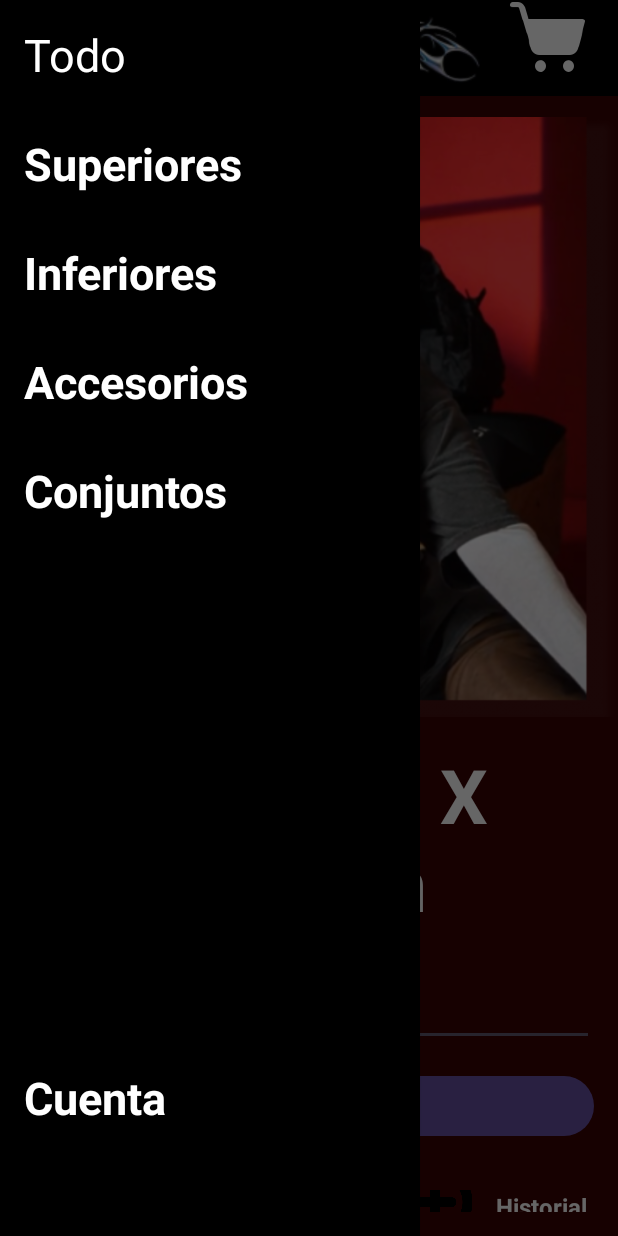
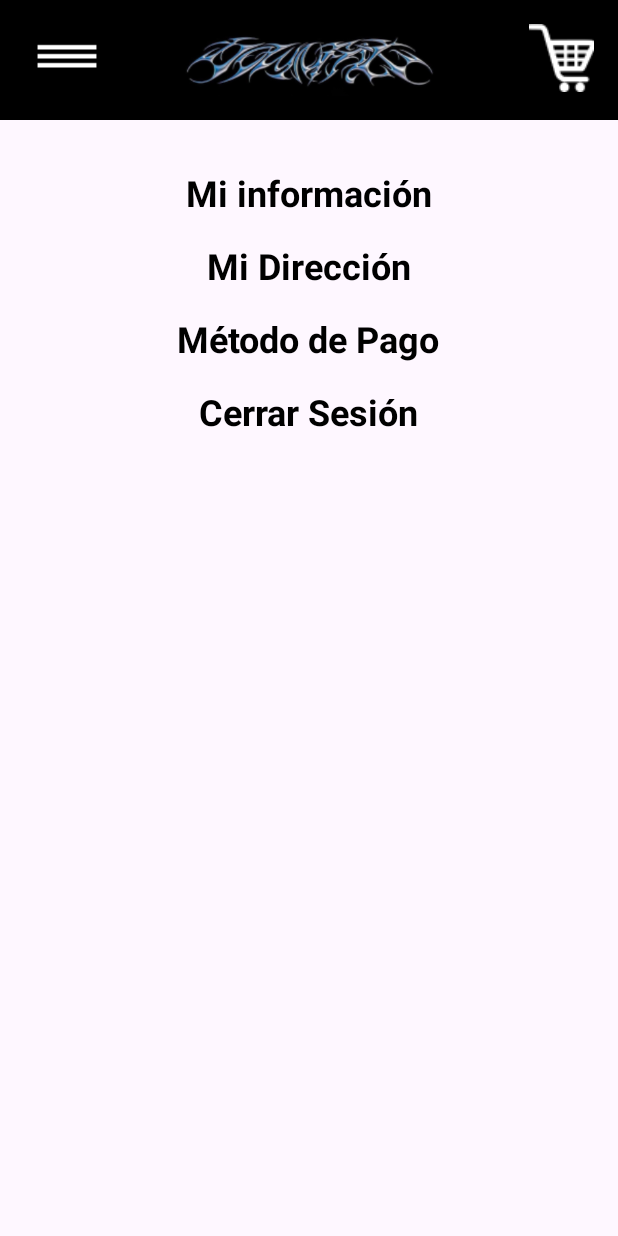
Before and after one commit to CristoVazqVil/XKBAM-App, an Android app: the MenuPrincipal screen opened directly, with no data from a screen before it, after a tap on "Cuenta", on a phone screen of 412 x 824 dp. Run offline under Robolectric (Android 15) with nearby library versions, the phone set to English and light mode, and no system bars; 3 other taps on this screen came first.

Commit message:
agregar método de pago

```diff
--- a/app/src/main/java/com/example/xkbam/main/DetallesDireccionesActivity.java
+++ b/app/src/main/java/com/example/xkbam/main/DetallesDireccionesActivity.java
@@ -1,7 +1,6 @@
 package com.example.xkbam;
 
 import androidx.appcompat.app.AppCompatActivity;
-
 import android.os.Bundle;
 
 public class DetallesDireccionesActivity extends AppCompatActivity {
--- /dev/null
+++ b/app/src/main/java/com/example/xkbam/main/MenuCuentaActivity.java
@@ -0,0 +1,37 @@
+package com.example.xkbam;
+
+import androidx.appcompat.app.AppCompatActivity;
+import android.content.Intent;
+import android.os.Bundle;
+import android.view.View;
+import android.widget.TextView;
+
+public class MenuCuentaActivity extends AppCompatActivity {
+
+    @Override
+    protected void onCreate(Bundle savedInstanceState) {
+        super.onCreate(savedInstanceState);
+        setContentView(R.layout.activity_menu_cuenta);
+
+        TextView addressTitle = findViewById(R.id.address_title);
+        TextView accountTitle = findViewById(R.id.account_title);
+
+        addressTitle.setOnClickListener(new View.OnClickListener() {
+            @Override
+            public void onClick(View v) {
+                Intent intent = new Intent(MenuCuentaActivity.this, DetallesDireccionesActivity.class);
+                startActivity(intent);
+            }
+        });
+
+
+        accountTitle.setOnClickListener(new View.OnClickListener() {
+            @Override
+            public void onClick(View v) {
+                Intent intent = new Intent(MenuCuentaActivity.this, DetallesBancariosActivity.class);
+                startActivity(intent);
+            }
+        });
+
+    }
+}
--- a/app/src/main/java/com/example/xkbam/main/MenuPrincipal.java
+++ b/app/src/main/java/com/example/xkbam/main/MenuPrincipal.java
@@ -1,5 +1,6 @@
 package com.example.xkbam.main;
 
+import android.content.Intent; // Add this import statement
 import android.os.Bundle;
 import android.view.View;
 import android.widget.ImageView;
@@ -9,6 +10,7 @@ import androidx.appcompat.app.AppCompatActivity;
 import androidx.drawerlayout.widget.DrawerLayout;
 
 import com.example.xkbam.R;
+import com.example.xkbam.MenuCuentaActivity; // Import MenuCuentaActivity
 
 public class MenuPrincipal extends AppCompatActivity {
 
@@ -82,7 +84,8 @@ public class MenuPrincipal extends AppCompatActivity {
         navItemCuenta.setOnClickListener(new View.OnClickListener() {
             @Override
             public void onClick(View v) {
-                // Acción para la opción "Cuenta"
+                Intent intent = new Intent(MenuPrincipal.this, MenuCuentaActivity.class);
+                startActivity(intent);
             }
         });
     }
--- /dev/null
+++ b/app/src/main/res/layout/activity_menu_cuenta.xml
@@ -0,0 +1,108 @@
+<?xml version="1.0" encoding="utf-8"?>
+<androidx.constraintlayout.widget.ConstraintLayout xmlns:android="http://schemas.android.com/apk/res/android"
+    xmlns:app="http://schemas.android.com/apk/res-auto"
+    xmlns:tools="http://schemas.android.com/tools"
+    android:layout_width="match_parent"
+    android:layout_height="match_parent">
+
+
+    <LinearLayout
+        android:layout_width="match_parent"
+        android:layout_height="match_parent"
+        android:orientation="vertical"
+        tools:context=".main.DetallesBancarioUsuario">
+
+        <RelativeLayout
+            android:id="@+id/relativeLayout"
+            android:layout_width="match_parent"
+            android:layout_height="wrap_content"
+            android:background="#000000"
+            android:padding="16dp">
+
+            <ImageButton
+                android:id="@+id/menu_button"
+                android:layout_width="wrap_content"
+                android:layout_height="wrap_content"
+                android:layout_alignParentStart="true"
+                android:background="@android:color/transparent"
+                android:contentDescription="Menú"
+                android:src="@drawable/ic_menu" />
+
+            <ImageButton
+                android:id="@+id/cart_button"
+                android:layout_width="wrap_content"
+                android:layout_height="wrap_content"
+                android:layout_alignParentEnd="true"
+                android:background="@android:color/transparent"
+                android:contentDescription="Carrito"
+                android:src="@drawable/ic_cart" />
+
+            <ImageView
+                android:id="@+id/logo"
+                android:layout_width="250dp"
+                android:layout_height="48dp"
+                android:layout_centerInParent="true"
+                android:contentDescription="Logo"
+                android:src="@drawable/logo" />
+        </RelativeLayout>
+
+        <LinearLayout
+            android:layout_width="match_parent"
+            android:layout_height="wrap_content"
+            android:orientation="vertical"
+            android:padding="16dp">
+
+
+            <TextView
+                android:id="@+id/info_title"
+                android:layout_width="wrap_content"
+                android:layout_height="wrap_content"
+                android:layout_gravity="center_horizontal"
+                android:layout_marginTop="16dp"
+                android:text="Mi información"
+                android:textColor="@color/black"
+                android:textSize="24sp"
+                android:textStyle="bold" />
+
+            <TextView
+                android:id="@+id/address_title"
+                android:layout_width="wrap_content"
+                android:layout_height="wrap_content"
+                android:layout_gravity="center_horizontal"
+                android:layout_marginTop="16dp"
+                android:text="Mi Dirección"
+                android:textColor="@color/black"
+                android:textSize="24sp"
+                android:textStyle="bold" />
+
+            <TextView
+                android:id="@+id/account_title"
+                android:layout_width="wrap_content"
+                android:layout_height="wrap_content"
+                android:layout_gravity="center_horizontal"
+                android:layout_marginTop="16dp"
+                android:text="Método de Pago"
+                android:textColor="@color/black"
+                android:textSize="24sp"
+                android:textStyle="bold" />
+
+
+            <TextView
+                android:id="@+id/log_out_title"
+                android:layout_width="wrap_content"
+                android:layout_height="wrap_content"
+                android:layout_gravity="center_horizontal"
+                android:layout_marginTop="16dp"
+                android:text="Cerrar Sesión"
+                android:textColor="@color/black"
+                android:textSize="24sp"
+                android:textStyle="bold" />
+
+
+
+
+
+
+        </LinearLayout>
+    </LinearLayout>
+</androidx.constraintlayout.widget.ConstraintLayout>
```
Also changed, not shown: app/src/main/AndroidManifest.xml (+8 -3 lines), app/src/main/java/com/example/xkbam/dto/DireccionDTO.java (+0 -9 lines), app/src/main/java/com/example/xkbam/main/DetallesBancariosActivity.java (+116 -0 lines), app/src/main/res/layout/activity_detalles_direcciones.xml (+9 -0 lines).
